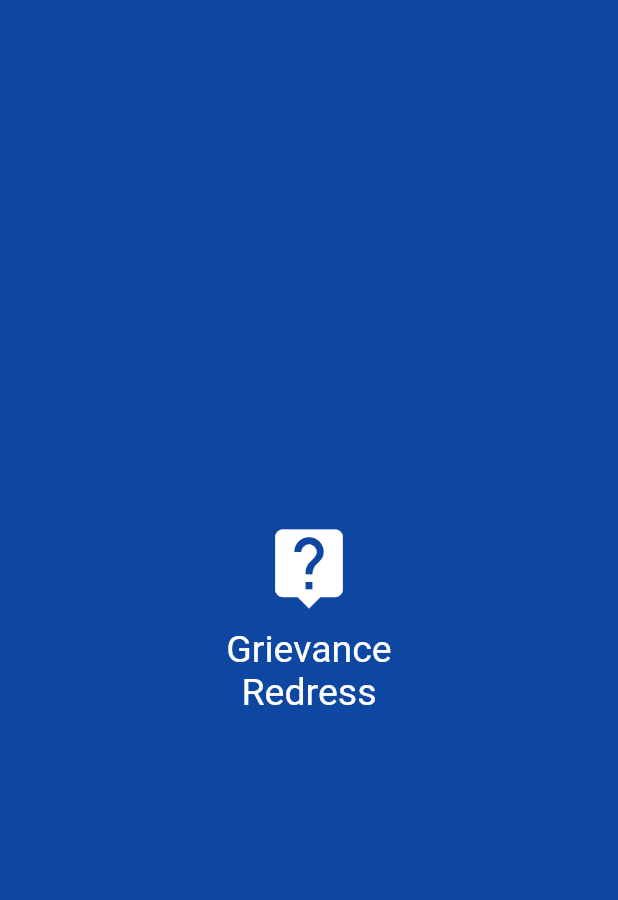
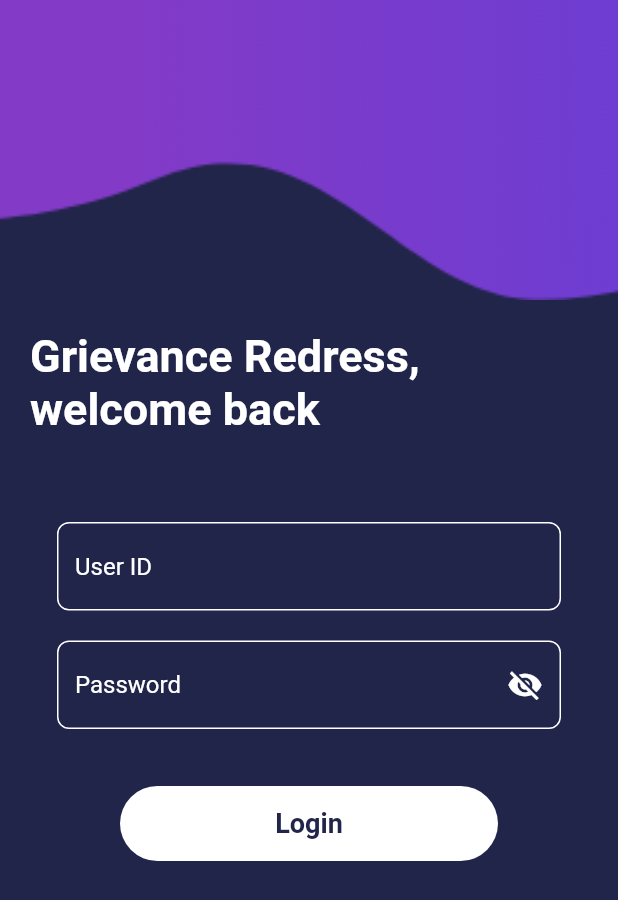
Before and after one commit to Karthi3398/HelpDesk, a Flutter app: the first screen one second after launch, on a phone screen of 412 x 824 dp. Shown: the top 900 px of the screen. Run offline on Flutter 3.47's test engine with Material 2 defaults, Android fonts, the phone set to English and light mode, and no system bars; our stand-ins replace font_awesome_flutter, shared_preferences, simple_animations, toast; missing offline and left inert: platform_device_id.

Commit message:
Function improvisation and adding DashboardPage

```diff
--- /dev/null
+++ b/lib/Animation/FadeAnimation.dart
@@ -0,0 +1,34 @@
+import 'package:flutter/material.dart';
+import 'package:simple_animations/simple_animations.dart';
+
+class FadeAnimation extends StatelessWidget {
+  final double delay;
+  final Widget child;
+
+  FadeAnimation(this.delay, this.child);
+
+  @override
+  Widget build(BuildContext context) {
+    // ignore: deprecated_member_use
+    final tween = MultiTrackTween([
+      Track("opacity").add(Duration(milliseconds: 500), Tween(begin: 0.0, end: 1.0)),
+      Track("translateY").add(
+          Duration(milliseconds: 500), Tween(begin: -30.0, end: 0.0),
+          curve: Curves.easeOut)
+    ]);
+
+    return ControlledAnimation(
+      delay: Duration(milliseconds: (500 * delay).round()),
+      duration: tween.duration,
+      tween: tween,
+      child: child,
+      builderWithChild: (context, child, animation) => Opacity(
+        opacity: animation["opacity"],
+        child: Transform.translate(
+            offset: Offset(0, animation["translateY"]),
+            child: child
+        ),
+      ),
+    );
+  }
+}
--- /dev/null
+++ b/lib/api/apiurls.dart
@@ -0,0 +1,12 @@
+class ApiUrls{
+
+
+  static String BASEURL = 'http://apitest.dbzapps.com/api/';//test url
+
+  static String LOGIN = 'LogInAPI/GetAuthentication';//post
+
+  static String DASHBOARD = 'RequesterTicketAPI/GetRequesterTicketDashBoardDetail';//get
+
+
+
+}
--- /dev/null
+++ b/lib/data/sharedpreffunctions.dart
@@ -0,0 +1,44 @@
+import 'package:flutter/cupertino.dart';
+import 'package:shared_preferences/shared_preferences.dart';
+
+class HelpFunctions{
+
+  static String sharedPrefUserId = "USERID";
+  static String sharedPrefUserKey = "USERKEY";
+  static String sharedPrefFacilityId = "FACILITYID";
+  static String sharedPrefUserFirstName = "USERFIRSTNAME";
+  static String sharedPrefUserMiddleName = "USERMIDDLENAME";
+  static String sharedPrefUserLastName = "USERLASTNAME";
+  static String sharedPrefUserAddress = "USERADDRESS";
+  static String sharedPrefUserMailId = "USERMAILID";
+  static String sharedPrefUserContact = "USERCONTACT";
+  static String sharedPrefUserPhotoPath = "USERPHOTOPATH";
+  static String sharedPrefClientRoleId = "CLIENTROLEID";
+  static String sharedPrefIsTechnician = "ISTECHNICIAN";
+  static String sharedPrefIsSuperAdmin = "ISSUPERADMIN";
+  static String sharedPrefIsAdmin = "ISADMIN";
+  static String sharedPrefIsTenant = "ISTENANT";
+  static String sharedPrefTenantId = "TENANTID";
+
+
+  static Future<void> saveIntoSharedPreference(String key,String val) async{
+    SharedPreferences preferences = await SharedPreferences.getInstance();
+    return await preferences.setString(key,val);
+  }
+
+
+  static Future<void> insertIntoSharedPreference(String key,int val) async{
+    SharedPreferences preferences = await SharedPreferences.getInstance();
+    return await preferences.setInt(key,val);
+  }
+
+  static Future<String> getStringSharedPref(String key) async{
+    SharedPreferences preferences = await SharedPreferences.getInstance();
+    return await preferences.getString(key);
+  }
+  static Future<int> getIntSharedPref(String key) async{
+    SharedPreferences preferences = await SharedPreferences.getInstance();
+    return await preferences.getInt(key);
+  }
+
+}
--- a/lib/main.dart
+++ b/lib/main.dart
@@ -1,4 +1,5 @@
 import 'package:flutter/material.dart';
+import 'package:help_desk_app/view/loginui.dart';
 import 'package:help_desk_app/view/splashscreenpg.dart';
 
 void main() {
@@ -11,7 +12,7 @@ class MyApp extends StatelessWidget {
   Widget build(BuildContext context) {
     return MaterialApp(
       debugShowCheckedModeBanner: false,
-      home: SplashScreen()
+      home: HomePage()
     );
   }
 }
--- /dev/null
+++ b/lib/view/loginui.dart
@@ -0,0 +1,239 @@
+import 'package:flutter/material.dart';
+import 'package:font_awesome_flutter/font_awesome_flutter.dart';
+import 'package:help_desk_app/Animation/FadeAnimation.dart';
+import 'package:help_desk_app/api/apiurls.dart';
+import 'package:help_desk_app/data/sharedpreffunctions.dart';
+import 'package:help_desk_app/view/dashboardpg.dart';
+import 'package:help_desk_app/view/splashscreenpg.dart';
+import 'package:http/http.dart' as http;
+import 'dart:convert';
+import 'package:platform_device_id/platform_device_id.dart';
+import 'package:shared_preferences/shared_preferences.dart';
+import 'package:toast/toast.dart';
+
+class HomePage extends StatefulWidget {
+  @override
+  _HomePageState createState() => _HomePageState();
+}
+
+class _HomePageState extends State<HomePage> {
+  bool _passwordVisible;
+  SharedPreferences sharedPreferences;
+  TextEditingController emailController = TextEditingController();
+  TextEditingController passwordController = TextEditingController();
+
+  bool isAlreadyLoggedIn;
+  int userId;
+
+  @override
+  void initState() {
+    // TODO: implement initState
+    _passwordVisible = false;
+    super.initState();
+    getLoggedInInfo();
+  }
+  @override
+  Widget build(BuildContext context) {
+    return userId!=null ?
+    DashboardPage():Scaffold(
+        resizeToAvoidBottomPadding: false,
+        backgroundColor: Color(0xff21254A),
+        body: SafeArea(
+          child: Container(
+              child:Column(
+                crossAxisAlignment: CrossAxisAlignment.start,
+                children: <Widget>[
+                  Container(
+                    height: 200,
+                    child: Stack(
+                      children: <Widget>[
+                        Positioned(
+                            child: FadeAnimation(
+                              1,
+                              Container(
+                                decoration: BoxDecoration(
+                                  image: DecorationImage(
+                                    fit: BoxFit.cover,
+                                    image: AssetImage("assets/1.png"),
+                                  ),
+                                ),
+                              ),
+                            ))
+                      ],
+                    ),
+                  ),
+                  SizedBox(
+                    height: 20,
+                  ),
+                  Padding(
+                    padding: EdgeInsets.symmetric(horizontal: 20.0),
+                    child: Column(
+                      crossAxisAlignment: CrossAxisAlignment.start,
+                      children: <Widget>[
+                        FadeAnimation(
+                          1,
+                          Text(
+                            "Grievance Redress, \nwelcome back",
+                            style: TextStyle(
+                              fontSize: 30,
+                              color: Colors.white,
+                              fontWeight: FontWeight.bold,
+                            ),
+                          ),
+                        ),
+                        SizedBox(
+                          height: 40,
+                        ),
+                        FadeAnimation(
+                          1.5,
+                          Container(
+                            padding: EdgeInsets.all(8.0),
+                            decoration: BoxDecoration(
+                              borderRadius: BorderRadius.circular(10.0),
+                              color: Colors.transparent,
+                            ),
+                            child: Column(
+                              children: <Widget>[
+                                Container(
+                                  padding: EdgeInsets.all(10.0),
+                                  child: TextField(
+                                    controller: emailController,
+                                    style: TextStyle(color: Colors.white),
+                                    decoration: InputDecoration(
+                                      focusedBorder: OutlineInputBorder(
+                                          borderRadius: BorderRadius.circular(8),
+                                          borderSide: BorderSide(
+                                              color: Colors.white, width: 1)),
+                                      enabledBorder: OutlineInputBorder(
+                                        borderRadius: BorderRadius.circular(8),
+                                        borderSide:
+                                        BorderSide(color: Colors.white, width: 1),
+                                      ),
+                                      hintText: "User ID",
+                                      hintStyle: TextStyle(color: Colors.white),
+                                    ),
+                                  ),
+                                ),
+                                Container(
+                                  padding: EdgeInsets.all(10.0),
+                                  child: TextField(
+                                    controller: passwordController,
+                                    style: TextStyle(color: Colors.white),
+                                    obscureText: !_passwordVisible,
+                                    decoration: InputDecoration(
+                                        focusedBorder: OutlineInputBorder(
+                                          borderRadius: BorderRadius.circular(8),
+                                          borderSide:
+                                          BorderSide(color: Colors.white, width: 1),
+                                        ),
+                                        suffixIcon: IconButton(
+                                          icon: Icon(
+                                            _passwordVisible
+                                                ? Icons.visibility
+                                                : Icons.visibility_off,
+                                            color: Colors.white,
+                                          ),
+                                          onPressed: () {
+                                            setState(() {
+                                              _passwordVisible = !_passwordVisible;
+                                            });
+                                          },
+                                        ),
+                                        enabledBorder: OutlineInputBorder(
+                                          borderRadius: BorderRadius.circular(8),
+                                          borderSide:
+                                          BorderSide(color: Colors.white, width: 1),
+                                        ),
+                                        hintText: "Password",
+                                        hintStyle: TextStyle(color: Colors.white)),
+                                  ),
+                                )
+                              ],
+                            ),
+                          ),
+                        ),
+                        SizedBox(
+                          height: 20.0,
+                        ),
+                        FadeAnimation(
+                          1,
+                          GestureDetector(
+                            onTap: () async {
+                              print('DATA');
+                              String deviceId = await PlatformDeviceId.getDeviceId;
+                              print(deviceId);
+                              final String url = ApiUrls.BASEURL+ApiUrls.LOGIN;
+                              final response = await http.post(url,body: {
+                                "user":emailController.text.trim(),
+                                "password":passwordController.text.trim(),
+                                "sessionaccess":"0",
+                                "devicetype":"1",
+                                "devicetoken":"54a5b2be-74fe-45eb-a9b3-98ef166043dc"
+                              });
+                              if(response.statusCode == 200){
+                                print(response.body);
+                                final body = json.decode(response.body);
+                                saveAll(body);
+                                Toast.show(body['message'], context);
+                                Navigator.of(context).push(MaterialPageRoute(builder: (context)=>DashboardPage()));
+                              }else{
+                                final body = json.decode(response.body);
+                                Toast.show(body['message'], context);
+                              }
+                            },
+                            child: Container(
+                              height: 50,
+                              margin: EdgeInsets.symmetric(horizontal: 60),
+                              decoration: BoxDecoration(
+                                borderRadius: BorderRadius.circular(50),
+                                color: Colors.white,
+                              ),
+                              child: Center(
+                                child: Text(
+                                  "Login",
+                                  style: TextStyle(color: Color(0xff21254A),fontWeight: FontWeight.bold,fontSize: 18),
+                                ),
+                              ),
+                            ),
+                          ),
+                        ),
+                        SizedBox(
+                          height: 20.0,
+                        ),
+                      ],
+                    ),
+                  )
+                ],
+              )
+          ),
+        )
+    );
+  }
+    getLoggedInInfo() async {
+    int id = await HelpFunctions.getIntSharedPref(HelpFunctions.sharedPrefUserId);
+    setState((){
+      userId = id;
+    });
+    }
+
+    saveAll(body){
+    HelpFunctions.insertIntoSharedPreference(HelpFunctions.sharedPrefUserId,body['details']['userId']);
+    HelpFunctions.saveIntoSharedPreference(HelpFunctions.sharedPrefUserKey, body['details']['userKey']);
+    HelpFunctions.insertIntoSharedPreference(HelpFunctions.sharedPrefFacilityId,body['details']['facilityId']);
+    HelpFunctions.saveIntoSharedPreference(HelpFunctions.sharedPrefUserFirstName, body['details']['userFirstName']);
+    HelpFunctions.saveIntoSharedPreference(HelpFunctions.sharedPrefUserMiddleName, body['details']['userMiddleName']);
+    HelpFunctions.saveIntoSharedPreference(HelpFunctions.sharedPrefUserLastName, body['details']['userLastName']);
+    HelpFunctions.saveIntoSharedPreference(HelpFunctions.sharedPrefUserAddress, body['details']['userAddress']);
+    HelpFunctions.saveIntoSharedPreference(HelpFunctions.sharedPrefUserMailId, body['details']['userMailId']);
+    HelpFunctions.saveIntoSharedPreference(HelpFunctions.sharedPrefUserContact, body['details']['userContact']);
+    HelpFunctions.saveIntoSharedPreference(HelpFunctions.sharedPrefUserPhotoPath, body['details']['userPhotoPath']);
+    HelpFunctions.insertIntoSharedPreference(HelpFunctions.sharedPrefClientRoleId,body['details']['clientRoleId']);
+    HelpFunctions.insertIntoSharedPreference(HelpFunctions.sharedPrefIsTechnician,body['details']['isTechnician']);
+    HelpFunctions.insertIntoSharedPreference(HelpFunctions.sharedPrefIsSuperAdmin,body['details']['isSuperAdmin']);
+    HelpFunctions.insertIntoSharedPreference(HelpFunctions.sharedPrefIsAdmin,body['details']['isAdmin']);
+    HelpFunctions.insertIntoSharedPreference(HelpFunctions.sharedPrefIsTenant,body['details']['isTenant']);
+    HelpFunctions.insertIntoSharedPreference(HelpFunctions.sharedPrefTenantId,body['details']['tenantId']);
+
+    }
+
+}
```
Also changed, not shown: lib/view/dashboardpg.dart (added, +233 -0 lines), pubspec.yaml (+13 -3 lines), assets/1.png (added), assets/fonts/Nunito-Regular.ttf (added), assets/fonts/Nunito-SemiBold.ttf (added), pubspec.lock, 1 other file.
